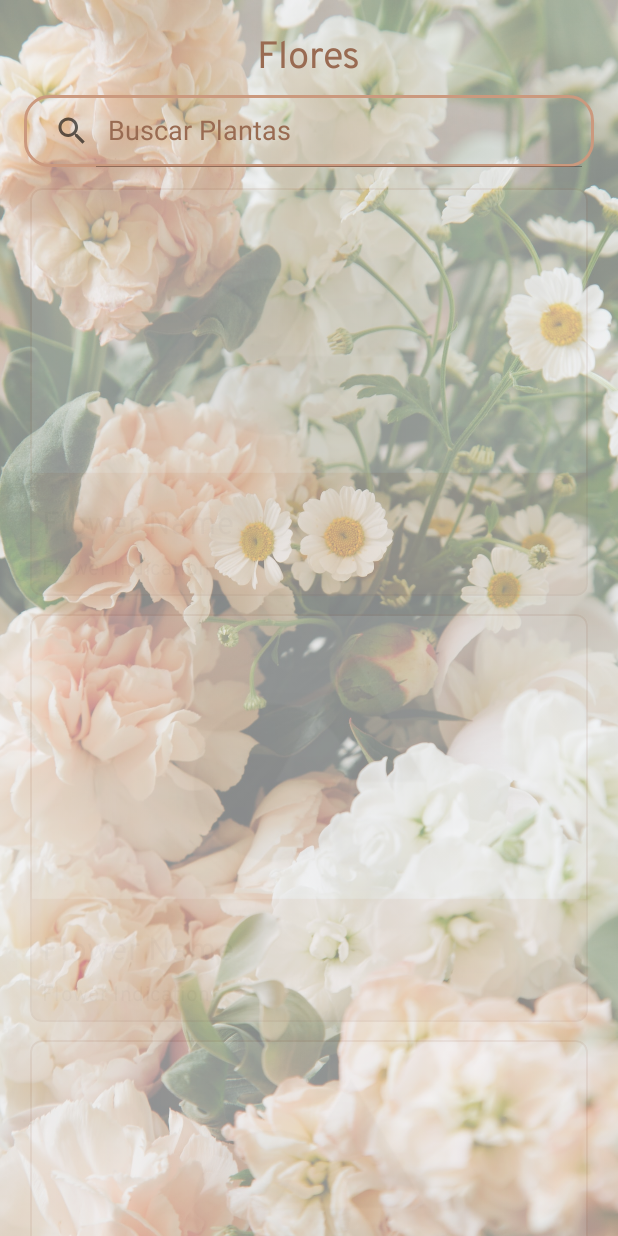
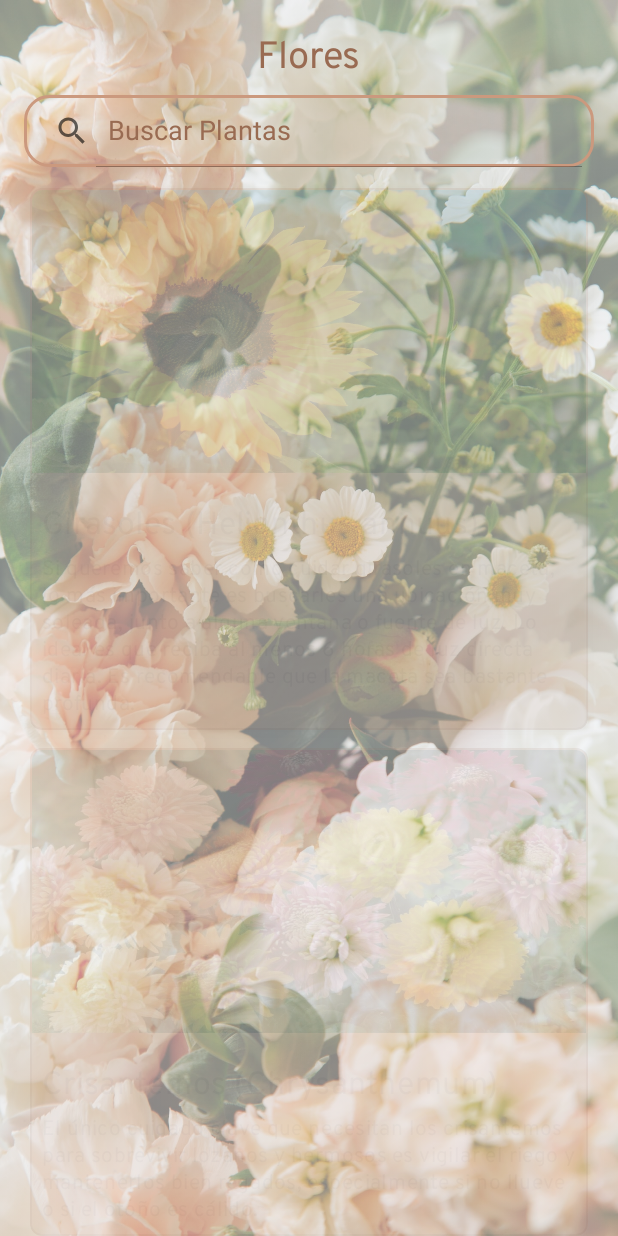
Before and after one commit to DaveDeveloper117/Menta, an Android app: the FlowersActivity screen opened directly, with no data from a screen before it, on a phone screen of 412 x 824 dp. Run offline under Robolectric (Android 15) with nearby library versions, the phone set to English and light mode, and no system bars.

Commit message:
init-commit

```diff
--- a/app/src/main/java/com/davedev/menta/content/plant/FlowersActivity.java
+++ b/app/src/main/java/com/davedev/menta/content/plant/FlowersActivity.java
@@ -58,36 +58,60 @@ public class FlowersActivity extends AppCompatActivity {
 
     public void init(){
         elementPlants = new ArrayList<>();
-        elementPlants.add(new ListElementPlant((R.drawable.sample), "Flower Name",
-                "Flower Description",
-                "Flower Indication",
-                "0cm",
-                "0%",
-                "0°C"));
-        elementPlants.add(new ListElementPlant((R.drawable.sample), "Flower Name",
-                "Flower Description",
-                "Flower Indication",
-                "0cm",
-                "0%",
-                "0°C"));
-        elementPlants.add(new ListElementPlant((R.drawable.sample), "Flower Name",
-                "Flower Description",
-                "Flower Indication",
-                "0cm",
-                "0%",
-                "0°C"));
-        elementPlants.add(new ListElementPlant((R.drawable.sample), "Flower Name",
-                "Flower Description",
-                "Flower Indication",
-                "0cm",
-                "0%",
-                "0°C"));
-        elementPlants.add(new ListElementPlant((R.drawable.sample), "Flower Name",
-                "Flower Description",
-                "Flower Indication",
-                "0cm",
-                "0%",
-                "0°C"));
+        elementPlants.add(new ListElementPlant((R.drawable.girasol_main), "Girasoles (Helianthus annuus)",
+                "El girasol es el símbolo del Sol y simboliza el amor y la admiración. Pero también la felicidad, la vitalidad, el positivismo y la energía. En la cultura china simboliza una larga vida y buena suerte.\n",
+                "Si queremos saber cómo cuidar girasoles en maceta, lo más importante es buscarles una ubicación muy soleada, junto a alguna ventana o fuente de luz. Lo ideal es que reciba al menos 6 horas de luz directa diaria. Es recomendable que la maceta sea bastante profunda.",
+                "2mts - 3mts",
+                "10% - 20%",
+                "20°C - 25ºC"));
+        elementPlants.add(new ListElementPlant((R.drawable.crisan_main), "Crisantemos (Chrysanthemum)",
+                "Los crisantemos son flores ideales para expresar todo tipo de emociones positivas como la felicidad, la longevidad, la alegría y, por supuesto, el amor y la belleza. Además, son la flor del mes de noviembre.",
+                "El único cuidado clave que necesitan los crisantemos para sobrevivir lozanos y hermosos es vigilar el riego y mantenerlos bien regados, especialmente si no llueve o si el otoño es cálido.",
+                "30cm - 1mts",
+                "30% - 40%",
+                "13°C - 18ºC"));
+        elementPlants.add(new ListElementPlant((R.drawable.ave_min), "Ave de Paraìso (Strelitzia reginae)",
+                "Así mismo, la flor ave del paraíso también está relacionada con el amor y la fidelidad, ya que hay diversas especies de pájaros que son fieles a su pareja hasta el día de su muerte, por lo que es muy común que estas plantas sean un regalo para nuestros seres amados.",
+                "Esta planta tropical vive bien tanto en interior como en exterior. Acostumbramos a verla en maceta pero es ideal también para plantar en el jardín ya que sus raíces no son invasivas. ",
+                "1mts - 2mts",
+                "30% - 40%",
+                "10°C - 20ºC"));
+        elementPlants.add(new ListElementPlant((R.drawable.calen_min), "Caléndulas (Calendula officinalis)",
+                "Calendula officinalis, de nombre común (entre otros) botón de oro, caléndula, flor del muerto, mercadela, maravilla, es una hierba de la familia de las asteráceas. Planta herbácea, aromática, glandular, de anual a perenne, leñosa únicamente en la base.",
+                "Para poder disfrutar de la Caléndula en todo su esplendor, tendremos que ubicarla a pleno sol. A pesar de que la proliferación en nuestro país procede del Mediterráneo, sus orígenes son todavía más soleados.",
+                "20cm - 55cm",
+                "30% - 45%",
+                "18°C - 24ºC"));
+        elementPlants.add(new ListElementPlant((R.drawable.came_min), "Camelia (Camellia)",
+                "El género Camellia agrupa entre 100 y 250 especies (hay cierta controversia sobre el número exacto) originarias de las regiones tropicales y subtropicales de Asia sudoriental, China y Japón. Se las encuentra en los bosques situados a media altura sobre el nivel del mar.",
+                "En cuanto a sus cuidados, debe estar ubicada en semi-sombra, no tolerará sol directo, pero si el frío intenso.",
+                "80cm - 2mts",
+                "70% - 80%",
+                "10°C 15ºC"));
+        elementPlants.add(new ListElementPlant((R.drawable.loto_min), "Flor de Loto (Nelumbo nucifera)",
+                "En el budismo representa la pureza de cuerpo y alma. Crece en aguas lodosas que representa los deseos carnales y la flor, que crece sobre ella, muestra una promesa de elevación espiritual. Se suele asociar con el dios Buda, dándole así un carácter sagrado.",
+                "Para cultivar la flor de loto debes colocar las semillas en un vaso de agua tibia sin cloro, que tendrás que cambiar todos los días hasta que tus semillas germinen. ¡No lo olvides! Si lo has hecho bien, después del primer día en agua, tus semillas deberán haber crecido casi el doble de su tamaño original.",
+                "16cm - 23cm",
+                "70% - 80%",
+                "22°C 32ºC"));
+        elementPlants.add(new ListElementPlant((R.drawable.dalia_min), "Dalias (Dahlia)",
+                "Pertenece a la familia Asteraceae también conocida como Compositae (Compuestas). Este nombre se debe a la estructura de la flor que consiste de una cabeza (cabezuela) con muchas flores pequeñas (llamadas flores del disco) rodeadas de unos pétalos grandes.",
+                "Riega con frecuencia y en abundancia, unas 3 veces por semana y preferiblemente por la noche, y hazlo sobre la tierra, sin mojar las hojas y las flores.",
+                "16cm - 23cm",
+                "70% - 80%",
+                "22°C 32ºC"));
+        elementPlants.add(new ListElementPlant((R.drawable.tulipan_min), "Tulipanes (Tulipa)",
+                "Los tulipanes son plantas bulbosas (almacenan nutrientes en estructuras subterráneas) que suelen tener un tallo simple que puede medir hasta sesenta centímetros. Sus hojas, lanceoladas, son grandes. En la parte superior del escapo aparece la flor, también de dimensiones importantes, que se caracteriza por sus colores.",
+                "Riega con frecuencia y en abundancia, unas 3 veces por semana y preferiblemente por la noche, y hazlo sobre la tierra, sin mojar las hojas y las flores.",
+                "30cm - 1mtscm",
+                "70% - 85%",
+                "13°C 16ºC"));
+        elementPlants.add(new ListElementPlant((R.drawable.tulipan_min), "Tulipanes (Tulipa)",
+                "Los tulipanes son plantas bulbosas (almacenan nutrientes en estructuras subterráneas) que suelen tener un tallo simple que puede medir hasta sesenta centímetros. Sus hojas, lanceoladas, son grandes. En la parte superior del escapo aparece la flor, también de dimensiones importantes, que se caracteriza por sus colores.",
+                "Riega con frecuencia y en abundancia, unas 3 veces por semana y preferiblemente por la noche, y hazlo sobre la tierra, sin mojar las hojas y las flores.",
+                "30cm - 1mtscm",
+                "70% - 85%",
+                "13°C 16ºC"));
 
         listAdapterPlant = new ListAdapterPlant(elementPlants, this, this::moveToDescription);
 
```
Also changed, not shown: app/src/main/res/drawable-v24/ave_min.jpg (added), app/src/main/res/drawable-v24/calen_min.jpg (added), app/src/main/res/drawable-v24/came_min.jpg (added), app/src/main/res/drawable-v24/crisan_main.jpg (added), app/src/main/res/drawable-v24/dalia_min.jpg (added), app/src/main/res/drawable-v24/girasol_main.jpg (added), app/src/main/res/drawable-v24/loto_min.jpg (added), app/src/main/res/drawable-v24/tulipan_min.jpg (added).
